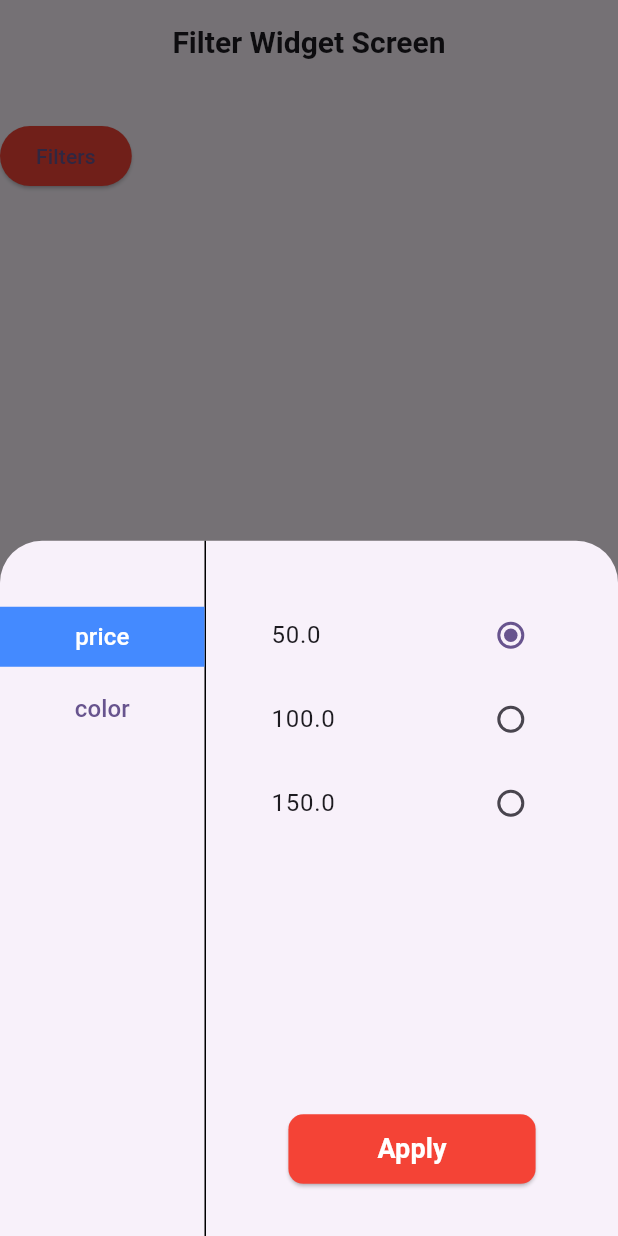
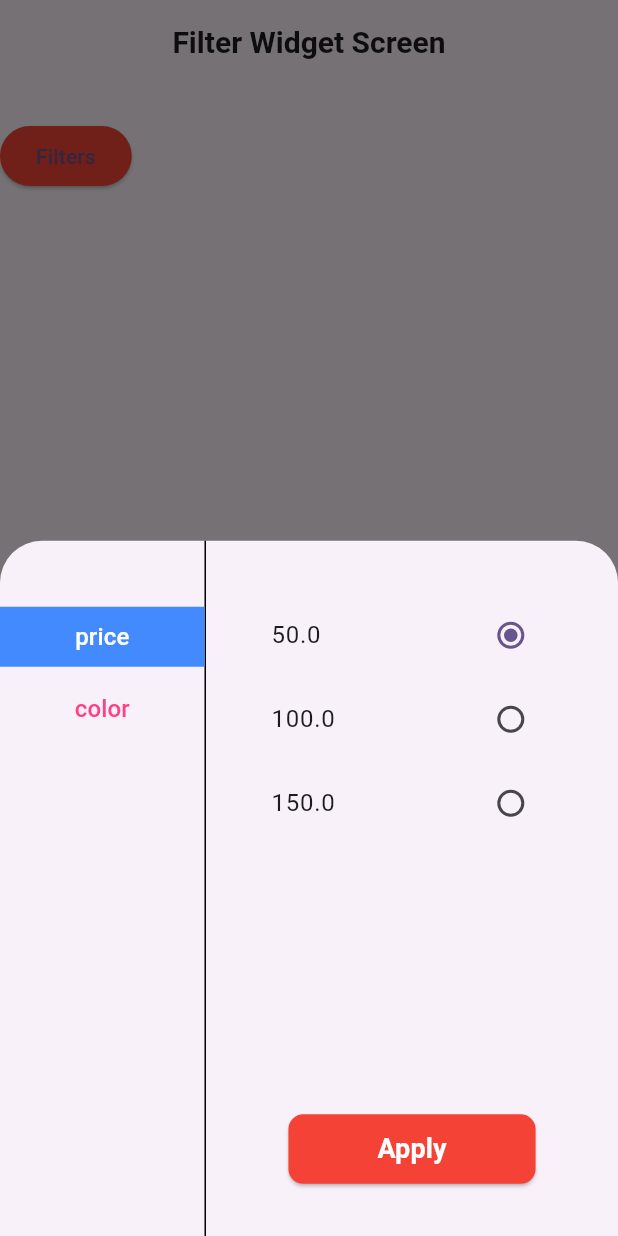
Before and after one commit to Mamgain777/flutter_filter_sheet, a Flutter app: the screen it shows after launch, after a tap on "Filters", on a phone screen of 412 x 824 dp. Run offline on Flutter 3.47's test engine with Material 2 defaults, Android fonts, the phone set to English and light mode, and no system bars.

Commit message:
ft: added inactive filter state styling~

```diff
--- a/lib/screens/filter_sheet.dart
+++ b/lib/screens/filter_sheet.dart
@@ -115,7 +115,7 @@ class FilterSheetState extends State<FilterSheet> {
                           currentFilter = sheetFilters.keys.elementAt(index);
                         });
                       },
-                      style: (currentFilter == key)?isCurrenFilter():const ButtonStyle(),
+                      style: (currentFilter == key)?isCurrenFilter():isInactiveFilter(),
                       child: Text(key, style: const TextStyle(fontSize: 16.0),textAlign: TextAlign.left,),
                     ),
                   );
@@ -186,6 +186,12 @@ ButtonStyle isCurrenFilter(){
   );
 }
 
+ButtonStyle isInactiveFilter() {
+  return ButtonStyle(
+    foregroundColor: MaterialStateProperty.all(Colors.pinkAccent),
+  );
+}
+
 
 /// Function to remove binding of object and copy its element
 Map deepCopyMap(Map original) {
```
